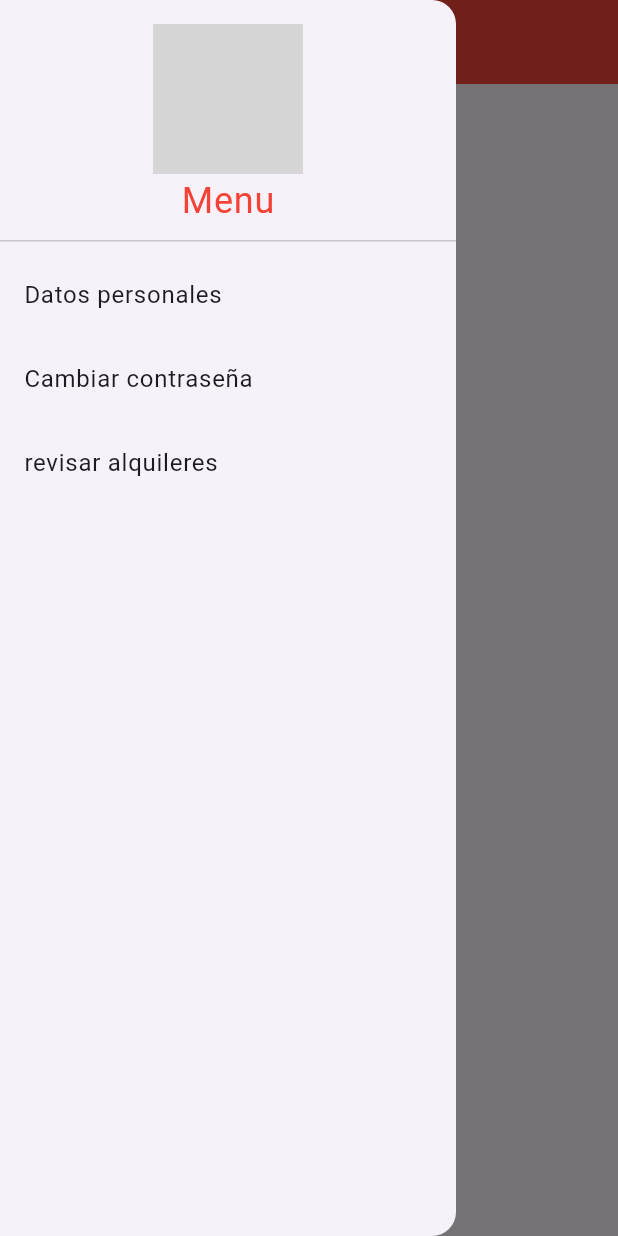
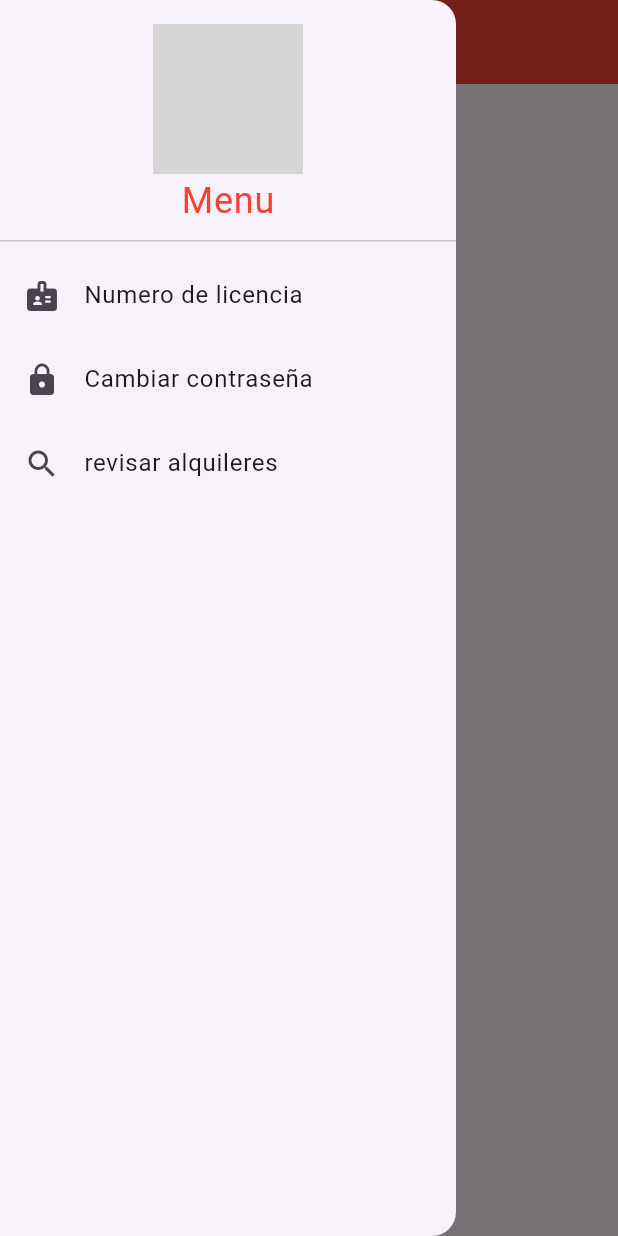
Before and after one commit to mariaanaya22/alquilerflutter, a Flutter app: the Menu screen opened directly, with the side drawer open, on a phone screen of 412 x 824 dp. Run offline on Flutter 3.47's test engine with Material 3 defaults, Android fonts, the phone set to English and light mode, and no system bars; network calls fail; grey boxes are pictures that could not be loaded.

```diff
--- a/lib/menuPrincipal.dart
+++ b/lib/menuPrincipal.dart
@@ -37,19 +37,22 @@ class _MenuState extends State<Menu> {
               ),
             ),
             ListTile(
-              title: const Text('Datos personales'),
+              title: const Text('Numero de licencia'),
+              leading: Icon(Icons.badge_rounded),
               onTap: () {
                 // Acción al pulsar la opción
               },
             ),
              ListTile(
               title: const Text('Cambiar contraseña'),
+              leading: Icon(Icons.lock),
               onTap: () {
                 // Acción al pulsar la opción
               },
             ),
              ListTile(
               title: const Text('revisar alquileres'),
+              leading: Icon(Icons.search),
               onTap: () {
                 // Acción al pulsar la opción
               },
@@ -59,7 +62,9 @@ class _MenuState extends State<Menu> {
       ),
 
       body: const Center(
-        child: Text('Contenido del portafolio'),
+        child: Card(
+
+        ),
       ),
     );
   }
```
Also changed, not shown: lib/iniciarsesion.dart (+6 -7 lines).
